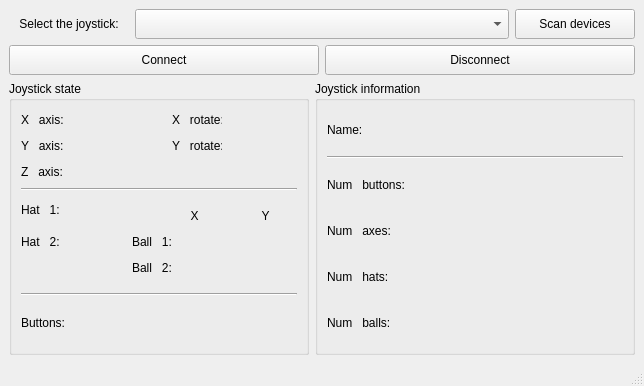
This is v_joy_qt_gui.ui in poriesto/vjoyqt as Qt 5 draws it before an edit. The edited form follows.
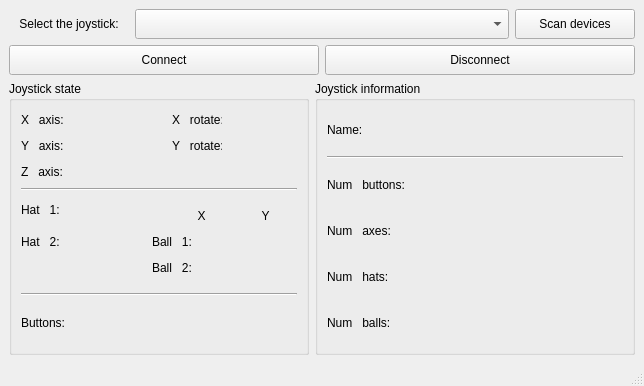
This is the edited form.

What changed in the file:
```diff
--- a/v_joy_qt_gui.ui
+++ b/v_joy_qt_gui.ui
@@ -491,13 +491,13 @@
                 <widget class="QLabel" name="hat1Label">
                  <property name="minimumSize">
                   <size>
-                   <width>45</width>
+                   <width>65</width>
                    <height>0</height>
                   </size>
                  </property>
                  <property name="maximumSize">
                   <size>
-                   <width>45</width>
+                   <width>65</width>
                    <height>16777215</height>
                   </size>
                  </property>
@@ -549,13 +549,13 @@
                 <widget class="QLabel" name="hat2Label">
                  <property name="minimumSize">
                   <size>
-                   <width>45</width>
+                   <width>65</width>
                    <height>0</height>
                   </size>
                  </property>
                  <property name="maximumSize">
                   <size>
-                   <width>45</width>
+                   <width>65</width>
                    <height>16777215</height>
                   </size>
                  </property>
@@ -578,19 +578,6 @@
              </item>
             </layout>
            </item>
-           <item>
-            <spacer name="horizontalSpacer_13">
-             <property name="orientation">
-              <enum>Qt::Horizontal</enum>
-             </property>
-             <property name="sizeHint" stdset="0">
-              <size>
-               <width>70</width>
-               <height>20</height>
-              </size>
-             </property>
-            </spacer>
-           </item>
            <item>
             <spacer name="horizontalSpacer_26">
              <property name="orientation">
```
